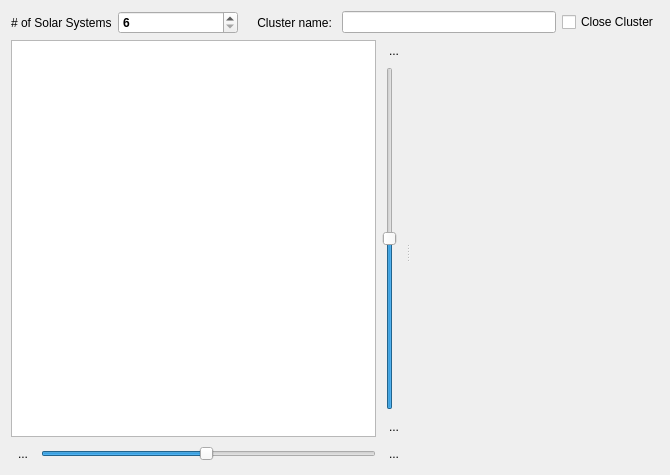
Qt form src/diasporaclusterdialog.ui (maxlambertini/Warp2010) before a commit.
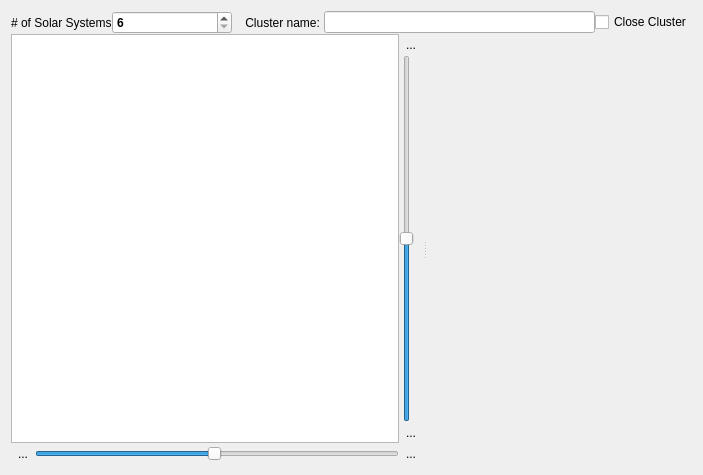
The same form after that commit. Icons and pictures are not drawn. Custom widgets are drawn as their Qt base class.

Diff of the .ui file:
```diff
--- a/src/diasporaclusterdialog.ui
+++ b/src/diasporaclusterdialog.ui
@@ -6,7 +6,7 @@
    <rect>
     <x>0</x>
     <y>0</y>
-    <width>670</width>
+    <width>703</width>
     <height>475</height>
    </rect>
   </property>
@@ -19,13 +19,22 @@
   <layout class="QVBoxLayout" name="verticalLayout_3">
    <item>
     <layout class="QVBoxLayout" name="verticalLayout" stretch="0,1">
+     <property name="spacing">
+      <number>0</number>
+     </property>
      <item>
       <layout class="QHBoxLayout" name="horizontalLayout_3">
+       <property name="spacing">
+        <number>0</number>
+       </property>
        <property name="sizeConstraint">
         <enum>QLayout::SetDefaultConstraint</enum>
        </property>
        <item>
         <layout class="QHBoxLayout" name="horizontalLayout">
+         <property name="spacing">
+          <number>0</number>
+         </property>
          <item>
           <widget class="QLabel" name="label">
            <property name="text">
@@ -63,6 +72,9 @@
        </item>
        <item>
         <layout class="QHBoxLayout" name="horizontalLayout_2">
+         <property name="spacing">
+          <number>0</number>
+         </property>
          <item>
           <widget class="QLabel" name="label_2">
            <property name="text">
@@ -108,8 +120,14 @@
        </property>
        <widget class="QWidget" name="layoutWidget">
         <layout class="QVBoxLayout" name="verticalLayout_2">
+         <property name="spacing">
+          <number>0</number>
+         </property>
          <item>
           <layout class="QHBoxLayout" name="horizontalLayout_4">
+           <property name="spacing">
+            <number>0</number>
+           </property>
            <item>
             <widget class="QGraphicsView" name="clusterView">
              <property name="sizePolicy">
@@ -134,6 +152,9 @@
            </item>
            <item>
             <layout class="QVBoxLayout" name="verticalLayout_6">
+             <property name="spacing">
+              <number>0</number>
+             </property>
              <item>
               <widget class="QToolButton" name="btnZoomIn">
                <property name="text">
@@ -184,6 +205,9 @@
          </item>
          <item>
           <layout class="QHBoxLayout" name="horizontalLayout_6">
+           <property name="spacing">
+            <number>0</number>
+           </property>
            <item>
             <widget class="QToolButton" name="btnRotateLeft">
              <property name="text">
```
